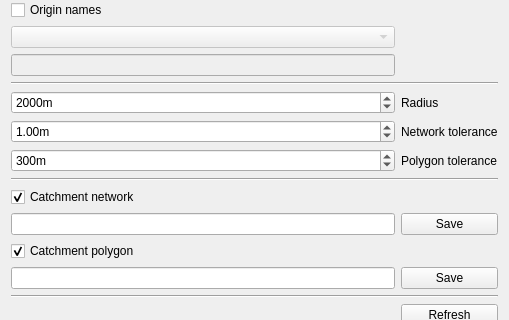
Before: the Qt Designer form metric_catchment_analyser_dialog_base.ui in spacesyntax/MetricCatchmentAnalyser, drawn with Qt 5; both pictures show x 0 to 509 and y 277 to 597 of the 509 by 703 pixel window.
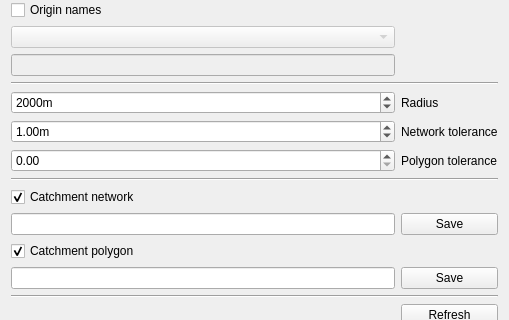
After: the same form once the commit is applied.

Diff of the .ui file:
```diff
--- a/metric_catchment_analyser_dialog_base.ui
+++ b/metric_catchment_analyser_dialog_base.ui
@@ -219,22 +219,6 @@
        </property>
       </widget>
      </item>
-     <item row="18" column="0">
-      <widget class="QSpinBox" name="polygon_tolerance">
-       <property name="suffix">
-        <string>m</string>
-       </property>
-       <property name="maximum">
-        <number>999999</number>
-       </property>
-       <property name="singleStep">
-        <number>100</number>
-       </property>
-       <property name="value">
-        <number>300</number>
-       </property>
-      </widget>
-     </item>
      <item row="15" column="0">
       <widget class="QSpinBox" name="radius">
        <property name="suffix">
@@ -303,6 +287,16 @@
        </property>
       </widget>
      </item>
+     <item row="18" column="0">
+      <widget class="QDoubleSpinBox" name="polygon_tolerance">
+       <property name="maximum">
+        <double>10000.000000000000000</double>
+       </property>
+       <property name="singleStep">
+        <double>0.100000000000000</double>
+       </property>
+      </widget>
+     </item>
     </layout>
    </item>
   </layout>
```
